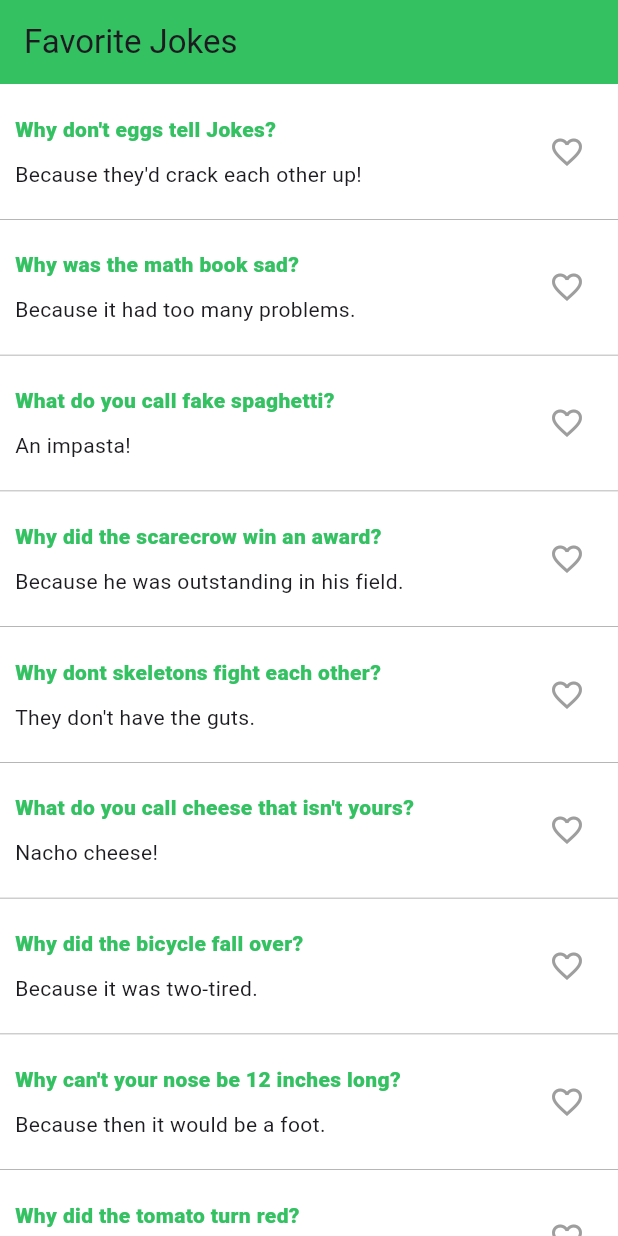
After one commit to Gechtyoeng/MOBILE-DEV, a Flutter app: the JokeList screen opened directly, on a phone screen of 412 x 824 dp. The commit adds this screen. Run offline on Flutter 3.47's test engine with Material 3 defaults, Android fonts, the phone set to English and light mode, and no system bars.

Commit message:
submit assignment week7

```diff
--- /dev/null
+++ b/FLUTTER-ASS/lib/WEEK07/EXERCISE-2/main.dart
@@ -0,0 +1,47 @@
+import 'package:flutter/material.dart';
+
+import 'ui/screens/welcome_screen.dart';
+import 'ui/screens/temperature_screen.dart';
+
+class TemperatureApp extends StatefulWidget {
+  const TemperatureApp({super.key});
+
+  @override
+  State<TemperatureApp> createState() {
+    return _TemperatureAppState();
+  }
+}
+
+class _TemperatureAppState extends State<TemperatureApp> {
+  bool isTemperature = false;
+
+  void toTemperature() {
+    setState(() {
+      isTemperature = true;
+    });
+  }
+
+  void toWelcome() {
+    setState(() {
+      isTemperature = false;
+    });
+  }
+
+  @override
+  Widget build(context) {
+    return MaterialApp(
+      home: Scaffold(
+        body: Container(
+          decoration: const BoxDecoration(
+            gradient: LinearGradient(colors: [Color(0xff16C062), Color(0xff00BCDC)], begin: Alignment.topLeft, end: Alignment.bottomRight),
+          ),
+          child: isTemperature ? TemperatureScreen(toHome: toWelcome) : WelcomeScreen(toTemperature: toTemperature),
+        ),
+      ),
+    );
+  }
+}
+
+void main() {
+  runApp(const TemperatureApp());
+}
--- /dev/null
+++ b/FLUTTER-ASS/lib/WEEK07/EXERCISE-3/ui/theme/theme.dart
@@ -0,0 +1,5 @@
+import 'dart:ui';
+
+class AppColors {
+  static final Color primary = Color(0xff5E9FCD);
+}
--- /dev/null
+++ b/FLUTTER-ASS/lib/WEEK07/EXERCISE-4/data/joke_data.dart
@@ -0,0 +1,84 @@
+import '../model/joke_model.dart';
+
+List<Joke> newJokes = [
+  Joke(
+    title: "Why don't eggs tell Jokes?",
+    description: "Because they'd crack each other up!",
+  ),
+  Joke(
+    title: "Why was the math book sad?",
+    description: "Because it had too many problems.",
+  ),
+  Joke(
+    title: "What do you call fake spaghetti?",
+    description: "An impasta!",
+  ),
+  Joke(
+    title: "Why did the scarecrow win an award?",
+    description: "Because he was outstanding in his field.",
+  ),
+  Joke(
+    title: "Why dont skeletons fight each other?",
+    description: "They don't have the guts.",
+  ),
+  Joke(
+    title: "What do you call cheese that isn't yours?",
+    description: "Nacho cheese!",
+  ),
+  Joke(
+    title: "Why did the bicycle fall over?",
+    description: "Because it was two-tired.",
+  ),
+  Joke(
+    title: "Why can't your nose be 12 inches long?",
+    description: "Because then it would be a foot.",
+  ),
+  Joke(
+    title: "Why did the tomato turn red?",
+    description: "Because it saw the salad dressing!",
+  ),
+  Joke(
+    title: "Why don't oysters share their pearls?",
+    description: "Because they're shellfish.",
+  ),
+  Joke(
+    title: "What do you call a bear with no teeth?",
+    description: "A gummy bear.",
+  ),
+  Joke(
+    title: "Why did the golfer bring two pairs of pants?",
+    description: "In case he got a hole in one.",
+  ),
+  Joke(
+    title: "Why can't Elsa hold a balloon?",
+    description: "Because she will let it go!",
+  ),
+  Joke(
+    title: "Why did the cookie go to the doctor?",
+    description: "Because it felt crumby.",
+  ),
+  Joke(
+    title: "What do you call a sleeping bull?",
+    description: "A bulldozer.",
+  ),
+  Joke(
+    title: "Why did the computer get cold?",
+    description: "It forgot to close its windows.",
+  ),
+  Joke(
+    title: "Why did the student eat his homework?",
+    description: "Because the teacher said it was a piece of cake!",
+  ),
+  Joke(
+    title: "Why did the music teacher go to jail?",
+    description: "Because she got caught with too many notes.",
+  ),
+  Joke(
+    title: "Why can't a leopard hide?",
+    description: "Because he's always spotted.",
+  ),
+  Joke(
+    title: "What do you call a cow with no legs?",
+    description: "Ground beef.",
+  ),
+];
--- /dev/null
+++ b/FLUTTER-ASS/lib/WEEK07/EXERCISE-4/main.dart
@@ -0,0 +1,7 @@
+import 'package:flutter/material.dart';
+import 'data/joke_data.dart';
+import 'ui/screen/joke.dart';
+
+void main() {
+  runApp(MaterialApp(home: JokeList(jokes: newJokes)));
+}
--- /dev/null
+++ b/FLUTTER-ASS/lib/WEEK07/EXERCISE-4/model/joke_model.dart
@@ -0,0 +1,6 @@
+class Joke {
+  final String title;
+  final String description;
+
+  Joke({required this.title, required this.description});
+}
--- /dev/null
+++ b/FLUTTER-ASS/lib/WEEK07/EXERCISE-4/ui/screen/joke.dart
@@ -0,0 +1,80 @@
+import 'package:flutter/material.dart';
+import '../../model/joke_model.dart';
+import '../theme/theme.dart';
+
+class JokeList extends StatefulWidget {
+  final List<Joke> jokes;
+  const JokeList({super.key, required this.jokes});
+
+  @override
+  State<JokeList> createState() => _JokeListState();
+}
+
+class _JokeListState extends State<JokeList> {
+  int? selectedFavoriteIndex;
+
+  @override
+  Widget build(BuildContext context) {
+    return Scaffold(
+      backgroundColor: Colors.white,
+      appBar: AppBar(backgroundColor: AppColors.primary, title: const Text("Favorite Jokes")),
+      body: ListView.builder(
+        itemCount: widget.jokes.length,
+        itemBuilder: (context, index) {
+          final joke = widget.jokes[index];
+
+          return JokeCard(
+            joke: joke,
+            isFavorite: selectedFavoriteIndex == index,
+            onFavoriteClick: () {
+              setState(() {
+                selectedFavoriteIndex = index;
+              });
+            },
+          );
+        },
+      ),
+    );
+  }
+}
+
+class JokeCard extends StatelessWidget {
+  final Joke joke;
+  final bool isFavorite;
+  final VoidCallback onFavoriteClick;
+
+  const JokeCard({super.key, required this.joke, required this.onFavoriteClick, this.isFavorite = false});
+
+  @override
+  Widget build(BuildContext context) {
+    return Container(
+      decoration: const BoxDecoration(
+        border: Border(bottom: BorderSide(width: .5, color: Colors.grey)),
+      ),
+      padding: const EdgeInsets.fromLTRB(10, 20, 10, 20),
+      child: Row(
+        mainAxisAlignment: MainAxisAlignment.spaceEvenly,
+        children: [
+          Expanded(
+            flex: 7,
+            child: Column(
+              crossAxisAlignment: CrossAxisAlignment.start,
+              children: [
+                Text(
+                  joke.title,
+                  style: TextStyle(color: AppColors.primary, fontWeight: FontWeight.w800),
+                ),
+                const SizedBox(height: 10.0),
+                Text(joke.description),
+              ],
+            ),
+          ),
+          IconButton(
+            onPressed: onFavoriteClick,
+            icon: Icon(isFavorite ? Icons.favorite : Icons.favorite_border, color: isFavorite ? Colors.red : Colors.grey),
+          ),
+        ],
+      ),
+    );
+  }
+}
--- /dev/null
+++ b/FLUTTER-ASS/lib/WEEK07/EXERCISE-4/ui/theme/theme.dart
@@ -0,0 +1,5 @@
+import 'dart:ui';
+
+class AppColors {
+  static final Color primary = Color.fromARGB(255, 51, 193, 98);
+}
```
Also changed, not shown: FLUTTER-ASS/lib/WEEK07/EXERCISE-1/ex_1_start.dart (added, +46 -0 lines), FLUTTER-ASS/lib/WEEK07/EXERCISE-2/ui/screens/temperature_screen.dart (added, +149 -0 lines), FLUTTER-ASS/lib/WEEK07/EXERCISE-2/ui/screens/welcome_screen.dart (added, +29 -0 lines), FLUTTER-ASS/lib/WEEK07/EXERCISE-3/data/profile_data.dart (added, +17 -0 lines), FLUTTER-ASS/lib/WEEK07/EXERCISE-3/main.dart (added, +8 -0 lines), FLUTTER-ASS/lib/WEEK07/EXERCISE-3/model/profile_tile_model.dart (added, +23 -0 lines), FLUTTER-ASS/lib/WEEK07/EXERCISE-3/ui/screens/profile.dart (added, +64 -0 lines), FLUTTER-ASS/lib/WEEK06/EX-3/ex_3_start.dart (line endings or trailing spaces).
